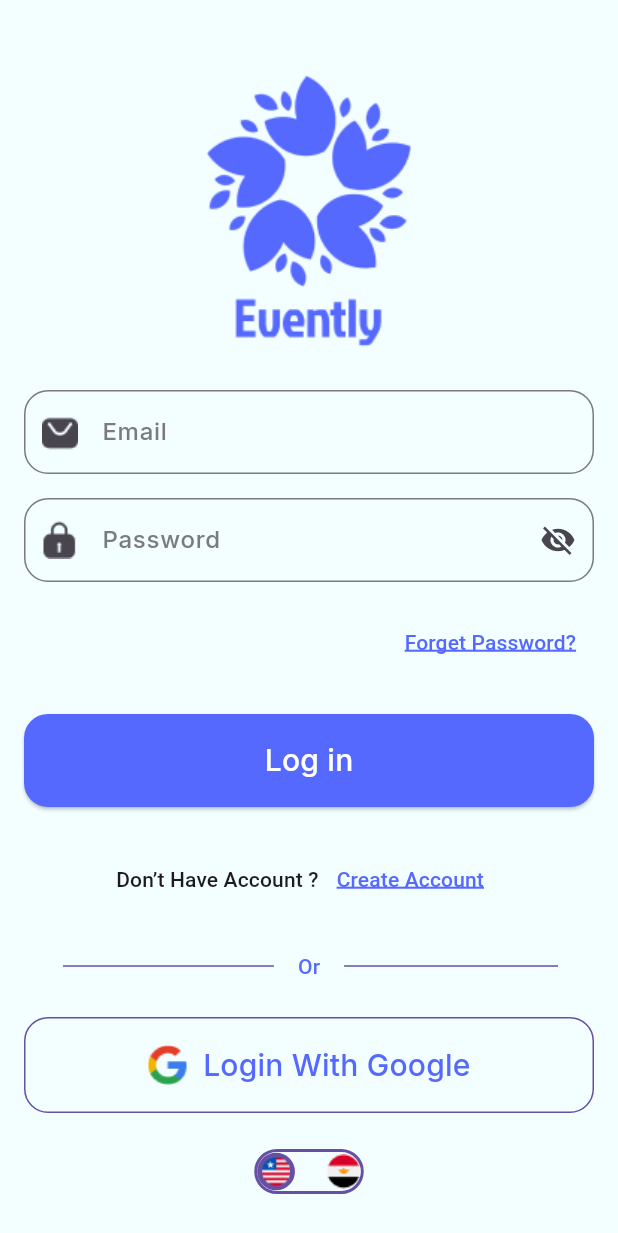
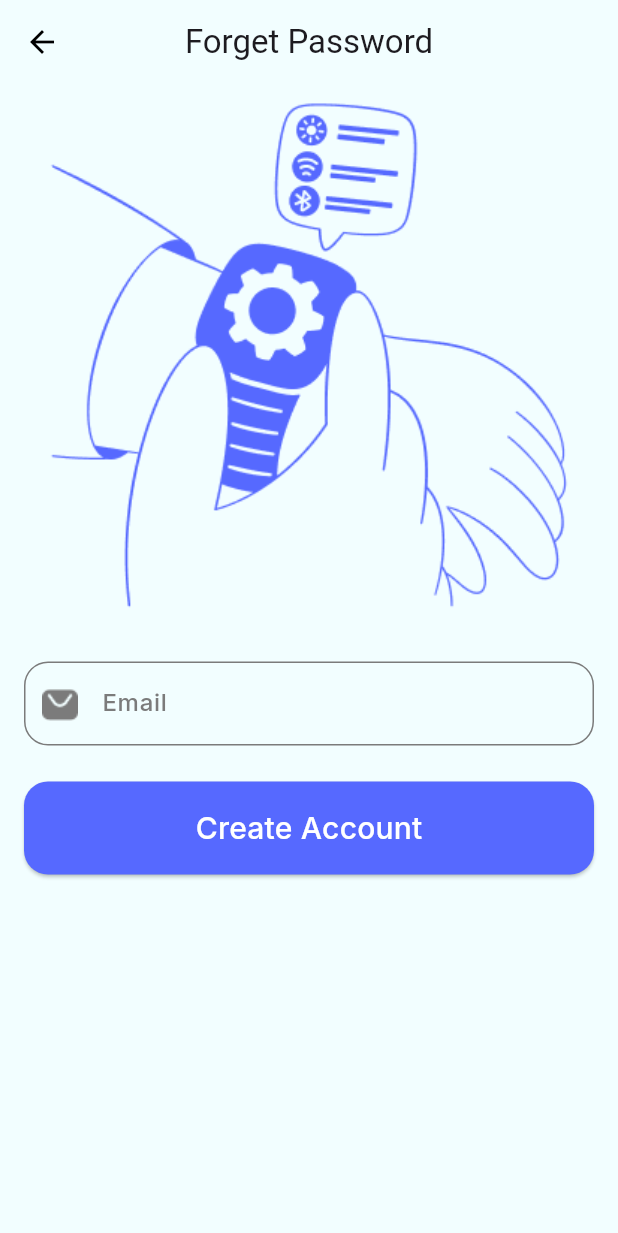
Before and after one commit to Ashraf-Aladawy/Evently, a Flutter app: the LoginScreen screen opened by its route, after a tap on "Forget Password?", on a phone screen of 412 x 824 dp. Shown: the top 1233 px of the screen. Run offline on Flutter 3.47's test engine with Material 3 defaults, Android fonts, the phone set to English and light mode, and no system bars; our stand-ins replace easy_localization, google_fonts, introduction_screen, shared_preferences; accounts and stored records are empty.

Commit message:
Forget Password Screen UI => Finished

```diff
--- a/lib/main.dart
+++ b/lib/main.dart
@@ -1,6 +1,7 @@
 import 'package:easy_localization/easy_localization.dart';
 import 'package:evently_app/cache_helper/cache_helper.dart';
 import 'package:evently_app/provider/my_provider.dart';
+import 'package:evently_app/screens/forget_pass_screen.dart';
 import 'package:evently_app/screens/introduction_screen.dart';
 import 'package:evently_app/screens/login_screen.dart';
 import 'package:evently_app/screens/on_boarding_screen.dart';
@@ -51,6 +52,7 @@ class MyApp extends StatelessWidget {
         OnBoardingScreen.routeName: (context) => OnBoardingScreen(),
         LoginScreen.routeName: (context) => LoginScreen(),
         RegisterScreen.routeName: (context) => RegisterScreen(),
+        ForgetPassScreen.routeName: (context) => ForgetPassScreen(),
       },
     );
   }
--- /dev/null
+++ b/lib/screens/forget_pass_screen.dart
@@ -0,0 +1,49 @@
+import 'package:flutter/material.dart';
+
+import '../items/text_filed_item.dart';
+
+class ForgetPassScreen extends StatelessWidget {
+  static const String routeName = "forgetPassword";
+
+  const ForgetPassScreen({super.key});
+
+  @override
+  Widget build(BuildContext context) {
+    return Scaffold(
+      appBar: AppBar(
+        title: Text("Forget Password"),
+      ),
+      body: Padding(
+        padding: const EdgeInsets.symmetric(horizontal: 16),
+        child: Column(
+            crossAxisAlignment: CrossAxisAlignment.stretch,
+            mainAxisAlignment: MainAxisAlignment.start,
+            children: [
+              Image.asset(
+                "assets/images/change-setting.png",
+                height: 361,
+              ),
+              Padding(
+                padding: const EdgeInsets.symmetric(vertical: 24),
+                child: TextFieldItem(
+                  lable: "Email",
+                  prefixIcon: ImageIcon(
+                    AssetImage("assets/images/email_icon.png"),
+                    color: Theme.of(context).cardColor,
+                  ),
+                ),
+              ),
+              ElevatedButton(
+                  onPressed: () {},
+                  child: Text(
+                    "Create Account",
+                    style: Theme.of(context)
+                        .textTheme
+                        .titleMedium!
+                        .copyWith(color: Colors.white),
+                  )),
+            ]),
+      ),
+    );
+  }
+}
--- a/lib/screens/login_screen.dart
+++ b/lib/screens/login_screen.dart
@@ -1,5 +1,6 @@
 import 'package:easy_localization/easy_localization.dart';
 import 'package:evently_app/items/mode_button.dart';
+import 'package:evently_app/screens/forget_pass_screen.dart';
 import 'package:evently_app/screens/register_screen.dart';
 import 'package:flutter/material.dart';
 
@@ -49,7 +50,9 @@ class _LoginScreenState extends State<LoginScreen> {
                 mainAxisAlignment: MainAxisAlignment.end,
                 children: [
                   TextButton(
-                    onPressed: () {},
+                    onPressed: () {
+                      Navigator.pushNamed(context, ForgetPassScreen.routeName);
+                    },
                     child: Text(
                       "Forget Password?",
                       style: Theme.of(context).textTheme.titleSmall!.copyWith(
--- a/lib/theme/dark_theme.dart
+++ b/lib/theme/dark_theme.dart
@@ -21,6 +21,7 @@ class DarkTheme extends BaseTheme {
   @override
   ThemeData get themeData => ThemeData(
       scaffoldBackgroundColor: backGroundColor,
+      primaryColor: primaryColor,
       cardColor: primaryColor,
       dividerColor: Color(0xffF4EBDC),
       appBarTheme: AppBarTheme(
--- a/lib/theme/light_theme.dart
+++ b/lib/theme/light_theme.dart
@@ -18,14 +18,15 @@ class LightTheme extends BaseTheme {
   @override
   ThemeData get themeData => ThemeData(
       scaffoldBackgroundColor: backGroundColor,
+      primaryColor: primaryColor,
       cardColor: Color(0xff7B7B7B),
       dividerColor: Color(0xff1c1c1c),
       appBarTheme: AppBarTheme(
         backgroundColor: backGroundColor,
         centerTitle: true,
         iconTheme: IconThemeData(
-          color: backGroundColor,
-          size: 16,
+          color: Color(0xff000000),
+          size: 24,
         ),
       ),
       bottomNavigationBarTheme: BottomNavigationBarThemeData(
```
Also changed, not shown: assets/images/2.0x/change-setting@2x.png (added), assets/images/3.0x/change-setting@3x.png (added), assets/images/change-setting.png (added).
